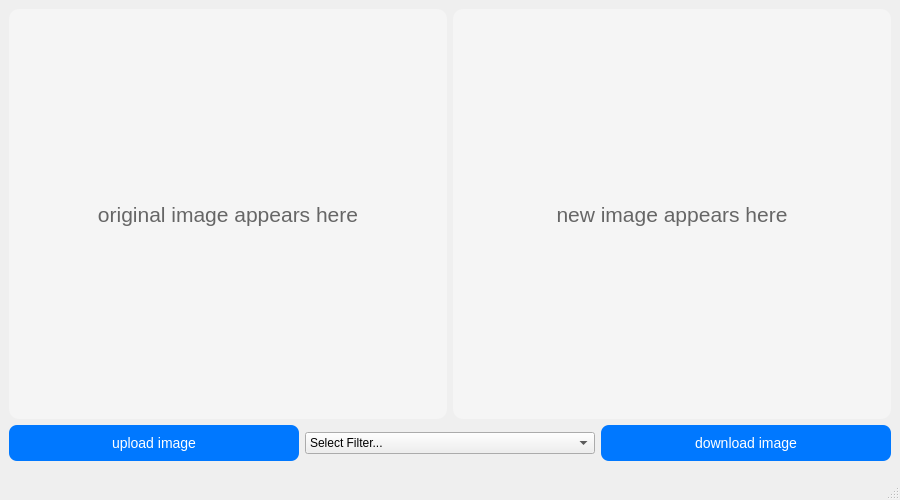
This is python_application/gui/app.ui in MohammadIbraheem71/Image_filter_applicator as Qt 5 draws it before an edit. The edited form follows.
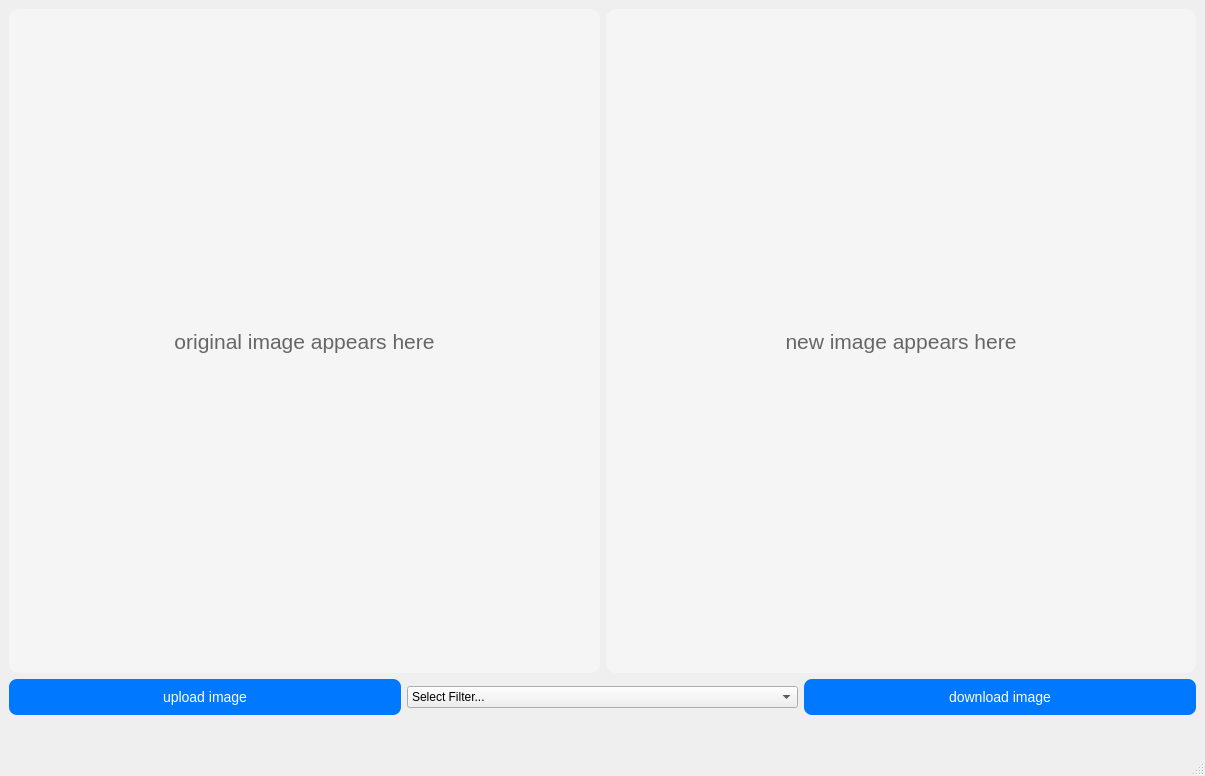
This is the edited form.

Commit message: stacked window

The edit to the form file:
```diff
--- a/python_application/gui/app.ui
+++ b/python_application/gui/app.ui
@@ -6,8 +6,8 @@
    <rect>
     <x>0</x>
     <y>0</y>
-    <width>900</width>
-    <height>500</height>
+    <width>1205</width>
+    <height>776</height>
    </rect>
   </property>
   <property name="minimumSize">
```
Left out of the diff: 4 changed lines with no effect on the pictures. The commit also changes 1 other file.
